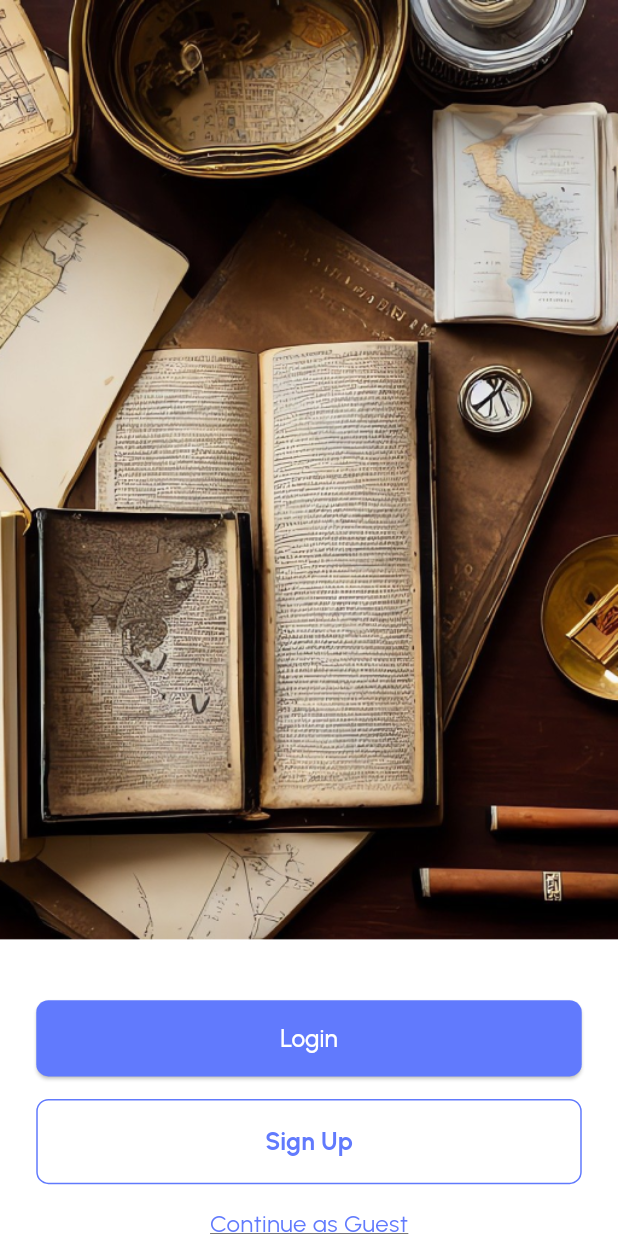
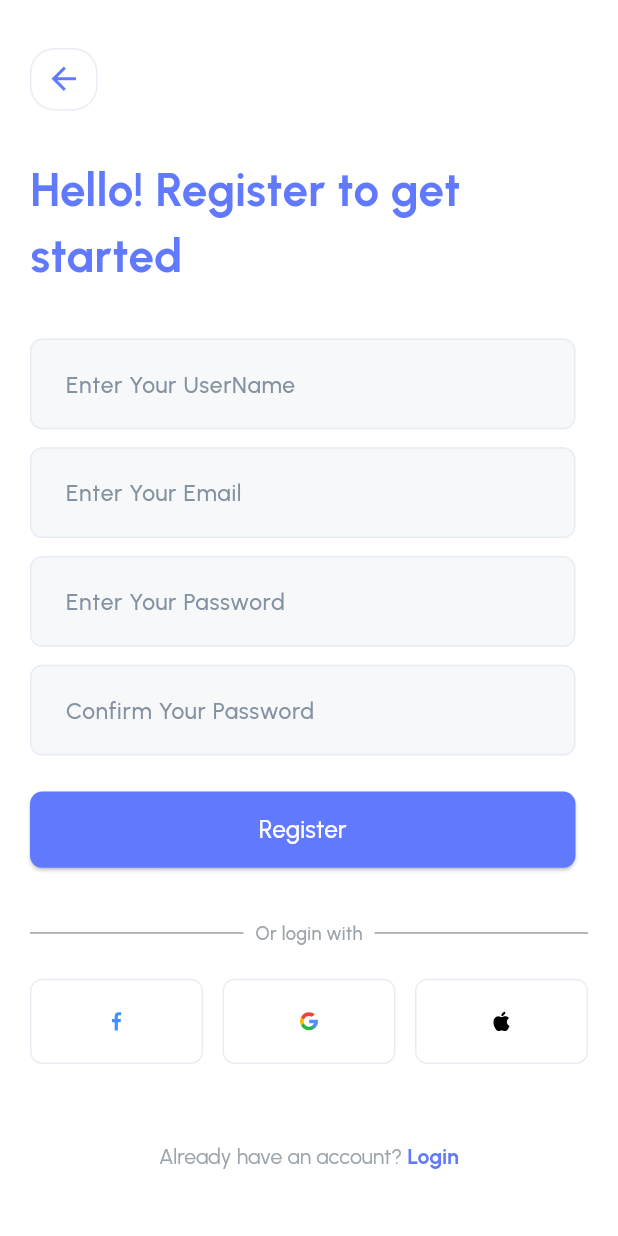
Before and after one commit to mosaleh1/ifinance, a Flutter app: the screen it shows after launch, after a tap on "Sign Up", on a phone screen of 412 x 824 dp. Run offline on Flutter 3.47's test engine with Material 3 defaults, Android fonts, the phone set to English and light mode, and no system bars; our stand-ins replace flutter_screenutil, flutter_svg, go_router.

Commit message:
implemented registration design

```diff
--- a/lib/core/widgets/custom_or_login_widget.dart
+++ b/lib/core/widgets/custom_or_login_widget.dart
@@ -6,12 +6,29 @@ class CustomOrLoginWidget extends StatelessWidget {
 
   @override
   Widget build(BuildContext context) {
-    return Padding(
+    return Row(
+                children: [
+                  Expanded(
+                    child: Divider(
+                      color: Colors.grey,
+                      thickness: 1,
+                    ),
+                  ),
+                  Padding(
                     padding: const EdgeInsets.symmetric(horizontal: 8.0),
                     child: Text(
                       "Or login with",
                       style: AppStyles.grey12MediumStyle,
                     ),
-                  );
+                  ),
+                  Expanded(
+                    child: Divider(
+                      color: Colors.grey,
+                      thickness: 1,
+                    ),
+                  ),
+                ],
+              );
+
   }
 }
--- a/lib/features/login_screen.dart
+++ b/lib/features/login_screen.dart
@@ -82,23 +82,8 @@ class _LoginScreenState extends State<LoginScreen> {
                 onPressed: () {},
               ),
               HeightSpacer(height: 35,),
-              Row(
-                children: [
-                  Expanded(
-                    child: Divider(
-                      color: Colors.grey,
-                      thickness: 1,
-                    ),
-                  ),
-                  const CustomOrLoginWidget(),
-                  Expanded(
-                    child: Divider(
-                      color: Colors.grey,
-                      thickness: 1,
-                    ),
-                  ),
-                ],
-              ),
+              const CustomOrLoginWidget(),
+
               HeightSpacer(height: 30),
               SocialLoginIconsWidget(),
               HeightSpacer(height: 100),
--- a/lib/features/onboarding_screen.dart
+++ b/lib/features/onboarding_screen.dart
@@ -28,6 +28,7 @@ class OnboardingScreen extends StatelessWidget {
             text: "Sign Up",
             onPressed: () {
               // Navigate to the next screen or perform an action
+              context.push(AppRouter.registrationRoute);
             },
           ),
           HeightSpacer(height: 15),
--- /dev/null
+++ b/lib/features/registration_screen.dart
@@ -0,0 +1,100 @@
+import 'package:flutter/material.dart';
+import 'package:flutter_screenutil/flutter_screenutil.dart';
+import 'package:ifinance/core/style/app_colors.dart';
+import 'package:ifinance/core/style/app_fonts.dart';
+import 'package:ifinance/core/style/spacers.dart';
+import 'package:ifinance/core/widgets/back_button_widget.dart';
+import 'package:ifinance/core/widgets/custom_or_login_widget.dart';
+import 'package:ifinance/core/widgets/custom_text_field.dart';
+import 'package:ifinance/core/widgets/primary_button_widget.dart';
+import 'package:ifinance/core/widgets/social_login_icons_widget.dart';
+class RegistrationScreen extends StatefulWidget {
+  const RegistrationScreen({super.key});
+
+  @override
+  State<RegistrationScreen> createState() => _RegistrationScreenState();
+}
+
+class _RegistrationScreenState extends State<RegistrationScreen> {
+  @override
+  Widget build(BuildContext context) {
+    return SafeArea(child:  Scaffold(
+      body: Padding(
+        padding: const EdgeInsets.all(20.0),
+        child: SingleChildScrollView(
+          child: Column(
+              crossAxisAlignment: CrossAxisAlignment.start,
+              children: [
+                  HeightSpacer(height: 12,),
+                  const BackButtonWidget(),
+                  HeightSpacer(height: 32,),
+                  SizedBox(
+                  width: 280.w,
+                  child: Text("Hello! Register to get started",
+                  style:TextStyle(
+                  fontFamily: AppFonts.fontFamilyUrbanist,
+                  fontSize: 30.sp,
+                  fontWeight: FontWeight.bold,
+                  color: AppColors.primaryColor)
+                  ),
+                ),
+                HeightSpacer(height: 32,),
+                CustomTextField(
+                  hintText: "Enter Your UserName",
+                ),
+                HeightSpacer(height: 12,),
+                CustomTextField(
+                  hintText: "Enter Your Email",
+                ),
+                HeightSpacer(height: 12,),
+                CustomTextField(
+                  hintText: "Enter Your Password",
+                  isPassword: true,
+                ),
+                  HeightSpacer(height: 12,),
+                  CustomTextField(
+                    hintText: "Confirm Your Password",
+                    isPassword: true,
+                  ),
+                  HeightSpacer(height: 24,),
+                  PrimaryButtonWidget(
+                    text: "Register",
+                    onPressed: () {},
+
+                  ),
+                    HeightSpacer(height: 35,),
+                  CustomOrLoginWidget(),
+                    HeightSpacer(height: 22,),
+                  SocialLoginIconsWidget(),
+                  HeightSpacer(height: 54,),
+
+                  Center(
+                    child: RichText(text: TextSpan(
+                      text: "Already have an account? ",
+                      style: TextStyle(
+                        fontFamily: AppFonts.fontFamilyUrbanist,
+                        fontSize: 14.sp,
+                        color: AppColors.greyColor,
+                      ),
+                      children: [
+                        TextSpan(
+                          text: "Login",
+                          style: TextStyle(
+                            fontFamily: AppFonts.fontFamilyUrbanist,
+                            fontSize: 14.sp,
+                            color: AppColors.primaryColor,
+                            fontWeight: FontWeight.bold,
+                          ),
+                        ),
+                      ],
+                    ),
+                    ),
+                  ),
+              ],
+          ),
+        ),
+      )
+
+    ));
+  }
+}
--- a/lib/routing/app_routers.dart
+++ b/lib/routing/app_routers.dart
@@ -2,4 +2,5 @@ class AppRouter {
    static const String loginRoute = '/login';
    static const String onboardingRoute = '/';
    static const String homeRoute = '/home';
+   static const String registrationRoute = '/register';
 }
--- a/lib/routing/router_generator_config.dart
+++ b/lib/routing/router_generator_config.dart
@@ -1,6 +1,7 @@
 import 'package:go_router/go_router.dart';
 import 'package:ifinance/features/login_screen.dart';
 import 'package:ifinance/features/onboarding_screen.dart';
+import 'package:ifinance/features/registration_screen.dart';
 import 'package:ifinance/routing/app_routers.dart';
 
 class RouterGeneratorConfig {
@@ -15,6 +16,10 @@ class RouterGeneratorConfig {
             path: AppRouter.loginRoute,
             builder: (context, state) => const LoginScreen(),
           ),
+          GoRoute(
+            path: AppRouter.registrationRoute,
+            builder: (context, state) => const RegistrationScreen(),
+          ),
         ],
       );
 }
```
